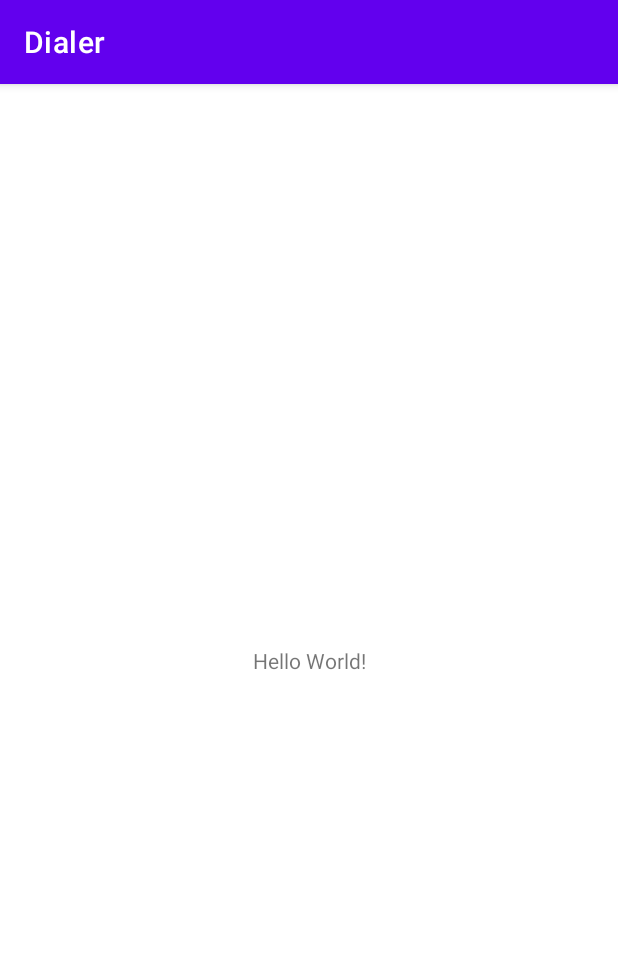
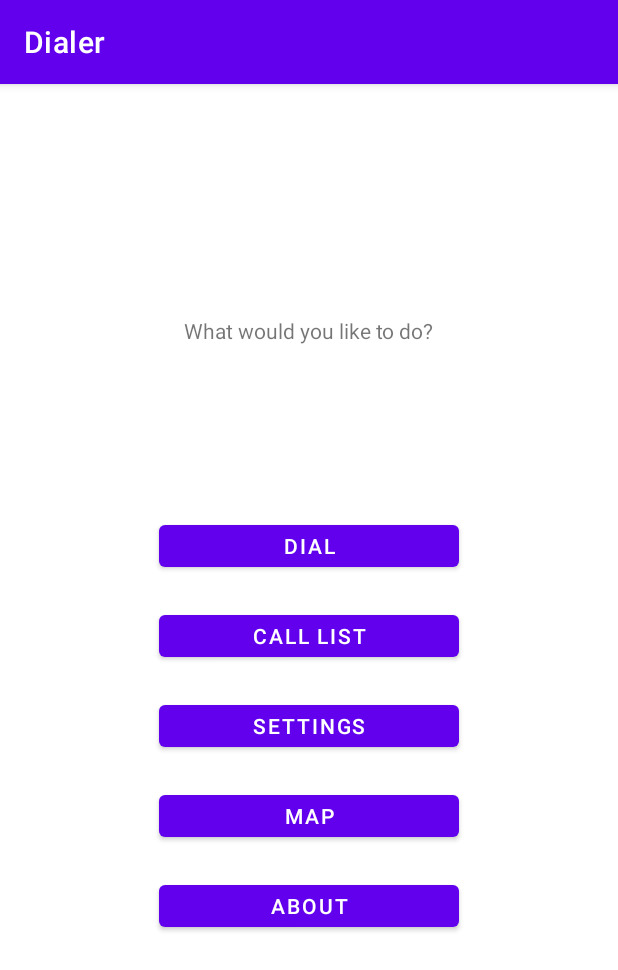
Before and after one commit to MarcusRoos/AndroidJava, an Android app: the screen it shows after launch (MainActivity), on a phone screen of 412 x 824 dp. Shown: the top 970 px of the screen. Run offline under Robolectric (Android 15) with nearby library versions, the phone set to English and light mode, and no system bars.

Commit message:
Added button and textview, portrait & landscape

```diff
--- /dev/null
+++ b/app/src/main/res/layout-land/activity_main.xml
@@ -0,0 +1,70 @@
+<?xml version="1.0" encoding="utf-8"?>
+<androidx.constraintlayout.widget.ConstraintLayout xmlns:android="http://schemas.android.com/apk/res/android"
+    xmlns:app="http://schemas.android.com/apk/res-auto"
+    xmlns:tools="http://schemas.android.com/tools"
+    android:layout_width="match_parent"
+    android:layout_height="match_parent"
+    tools:context=".MainActivity">
+
+    <Button
+        android:id="@+id/button5"
+        android:layout_width="120dp"
+        android:layout_height="wrap_content"
+        android:text="@string/about"
+        app:layout_constraintEnd_toEndOf="parent"
+        app:layout_constraintHorizontal_bias="0.499"
+        app:layout_constraintStart_toStartOf="parent"
+        app:layout_constraintTop_toBottomOf="@+id/button4" />
+
+    <Button
+        android:id="@+id/button4"
+        android:layout_width="120dp"
+        android:layout_height="wrap_content"
+        android:text="@string/map"
+        app:layout_constraintEnd_toEndOf="@+id/textView"
+        app:layout_constraintTop_toBottomOf="@+id/button2" />
+
+    <TextView
+        android:id="@+id/textView"
+        android:layout_width="wrap_content"
+        android:layout_height="wrap_content"
+        android:layout_marginBottom="200dp"
+        android:text="@string/what_would_you_like_to_do"
+        android:textAppearance="@style/TextAppearance.AppCompat.Medium"
+        android:textSize="22sp"
+        app:layout_constraintBottom_toBottomOf="parent"
+        app:layout_constraintEnd_toEndOf="parent"
+        app:layout_constraintStart_toStartOf="parent"
+        app:layout_constraintTop_toTopOf="parent" />
+
+    <Button
+        android:id="@+id/button"
+        android:layout_width="120dp"
+        android:layout_height="wrap_content"
+        android:text="@string/dial"
+        app:layout_constraintBottom_toBottomOf="parent"
+        app:layout_constraintEnd_toStartOf="@+id/button2"
+        app:layout_constraintStart_toStartOf="@+id/textView"
+        app:layout_constraintTop_toTopOf="parent"
+        app:layout_constraintVertical_bias="0.382" />
+
+    <Button
+        android:id="@+id/button2"
+        android:layout_width="120dp"
+        android:layout_height="wrap_content"
+        android:text="@string/call_list"
+        app:layout_constraintBottom_toBottomOf="parent"
+        app:layout_constraintEnd_toEndOf="@+id/textView"
+        app:layout_constraintTop_toTopOf="parent"
+        app:layout_constraintVertical_bias="0.382" />
+
+    <Button
+        android:id="@+id/button3"
+        android:layout_width="120dp"
+        android:layout_height="wrap_content"
+        android:text="@string/settings"
+        app:layout_constraintEnd_toStartOf="@+id/button4"
+        app:layout_constraintStart_toStartOf="@+id/textView"
+        app:layout_constraintTop_toBottomOf="@+id/button" />
+
+</androidx.constraintlayout.widget.ConstraintLayout>
--- a/app/src/main/res/layout/activity_main.xml
+++ b/app/src/main/res/layout/activity_main.xml
@@ -6,13 +6,65 @@
     android:layout_height="match_parent"
     tools:context=".MainActivity">
 
+    <Button
+        android:id="@+id/button5"
+        android:layout_width="200dp"
+        android:layout_height="40dp"
+        android:layout_marginBottom="200dp"
+        android:text="ABOUT"
+        app:layout_constraintBottom_toBottomOf="parent"
+        app:layout_constraintEnd_toEndOf="parent"
+        app:layout_constraintStart_toStartOf="parent" />
+
+    <Button
+        android:id="@+id/button4"
+        android:layout_width="200dp"
+        android:layout_height="40dp"
+        android:layout_marginBottom="20dp"
+        android:text="MAP"
+        app:layout_constraintBottom_toTopOf="@+id/button5"
+        app:layout_constraintEnd_toEndOf="parent"
+        app:layout_constraintStart_toStartOf="parent" />
+
     <TextView
+        android:id="@+id/textView"
         android:layout_width="wrap_content"
         android:layout_height="wrap_content"
-        android:text="Hello World!"
-        app:layout_constraintBottom_toBottomOf="parent"
-        app:layout_constraintLeft_toLeftOf="parent"
-        app:layout_constraintRight_toRightOf="parent"
+        android:layout_marginTop="40dp"
+        android:text="What would you like to do?"
+        app:layout_constraintBottom_toTopOf="@+id/button"
+        app:layout_constraintEnd_toEndOf="parent"
+        app:layout_constraintStart_toStartOf="parent"
         app:layout_constraintTop_toTopOf="parent" />
 
+    <Button
+        android:id="@+id/button"
+        android:layout_width="200dp"
+        android:layout_height="40dp"
+        android:layout_marginBottom="20dp"
+        android:text="DIAL"
+        app:layout_constraintBottom_toTopOf="@+id/button2"
+        app:layout_constraintEnd_toEndOf="parent"
+        app:layout_constraintStart_toStartOf="parent" />
+
+    <Button
+        android:id="@+id/button2"
+        android:layout_width="200dp"
+        android:layout_height="40dp"
+        android:layout_marginBottom="20dp"
+        android:text="CALL LIST"
+        app:layout_constraintBottom_toTopOf="@+id/button3"
+        app:layout_constraintEnd_toEndOf="parent"
+        app:layout_constraintStart_toStartOf="parent" />
+
+    <Button
+        android:id="@+id/button3"
+        android:layout_width="200dp"
+        android:layout_height="40dp"
+        android:layout_marginBottom="20dp"
+        android:text="SETTINGS"
+        app:layout_constraintBottom_toTopOf="@+id/button4"
+        app:layout_constraintEnd_toEndOf="parent"
+        app:layout_constraintStart_toStartOf="parent" />
+
 </androidx.constraintlayout.widget.ConstraintLayout>
```
